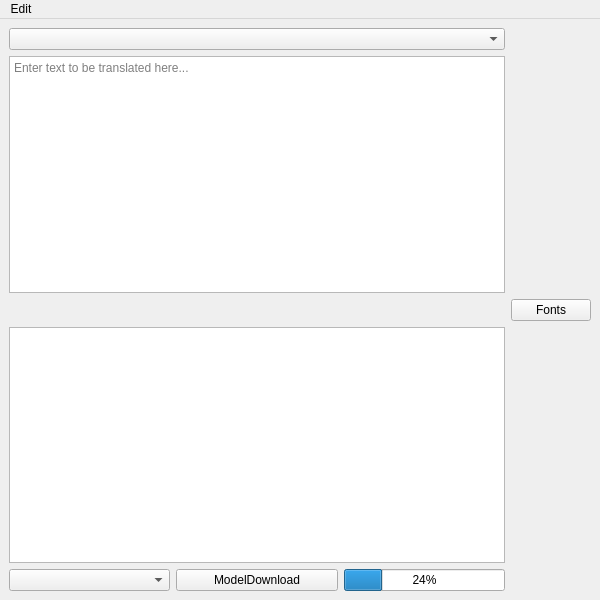
Before: the Qt Designer form mainwindow.ui in XapaJIaMnu/translateLocally, drawn with Qt 5.
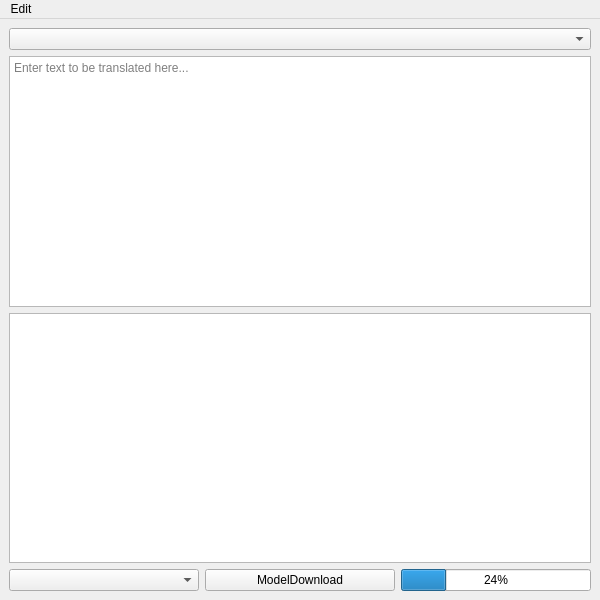
After: the same form once the commit is applied.

Commit message: Make font button an action

The edit to the form file:
```diff
--- a/mainwindow.ui
+++ b/mainwindow.ui
@@ -70,13 +70,6 @@
       </item>
      </layout>
     </item>
-    <item row="4" column="2">
-     <widget class="QPushButton" name="FontButton">
-      <property name="text">
-       <string>Fonts</string>
-      </property>
-     </widget>
-    </item>
    </layout>
   </widget>
   <widget class="QMenuBar" name="menubar">
```
Left out of the diff: 10 changed lines with no effect on the pictures. The commit also changes 2 other files.
